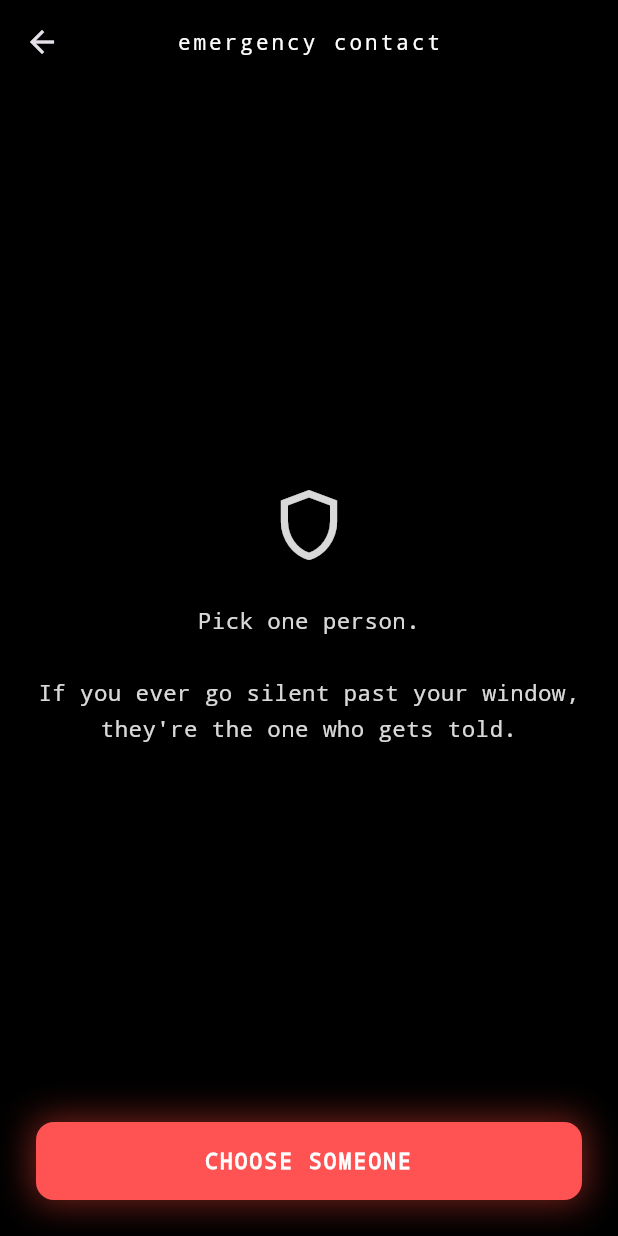
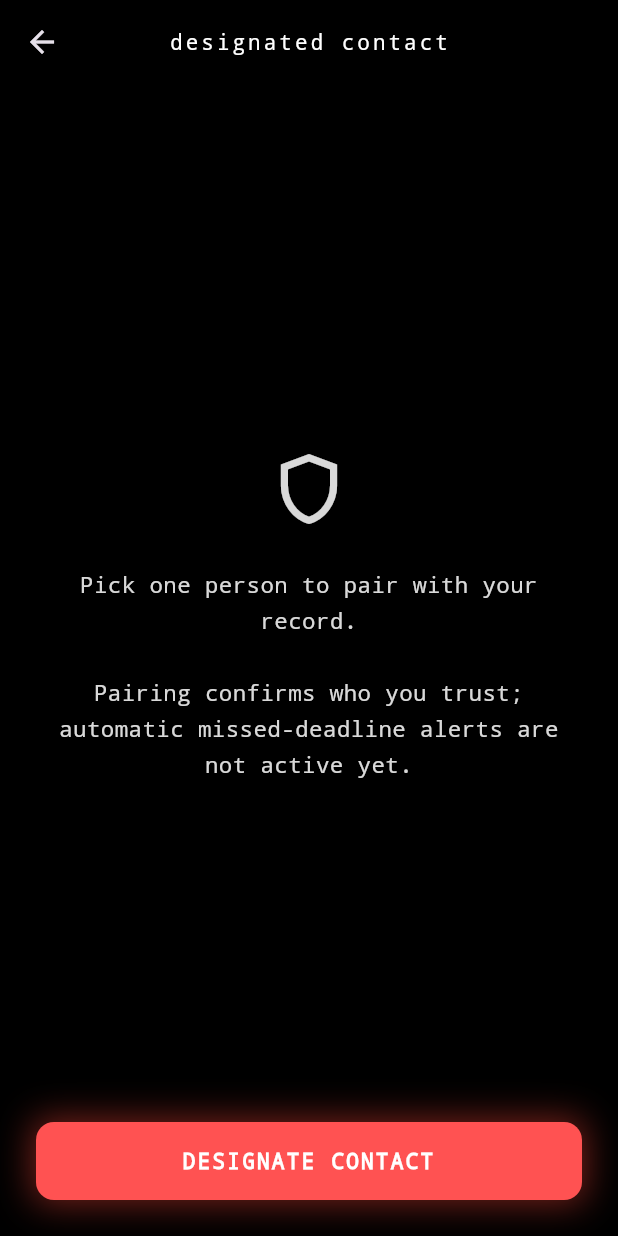
Before and after one commit to slenderdeveloperman/are-you-alive-flutter, a Flutter app: the EmergencyContactScreen screen opened directly with empty values, on a phone screen of 412 x 824 dp. Run offline on Flutter 3.47's test engine with Material 3 defaults, Android fonts, the phone set to English and light mode, and no system bars; our stand-ins replace flutter_local_notifications, flutter_native_contact_picker, flutter_secure_storage, flutter_timezone, screenshot, share_plus and 2 more; missing offline and left inert: phone_numbers_parser, play_install_referrer; accounts and stored records are empty.

Commit message:
fix: stop implying missed-deadline escalation before watchdog

```diff
--- a/lib/screens/emergency_contact_screen.dart
+++ b/lib/screens/emergency_contact_screen.dart
@@ -199,7 +199,7 @@ class _EmergencyContactScreenState extends State<EmergencyContactScreen> {
         elevation: 0,
         centerTitle: true,
         title: const Text(
-          'emergency contact',
+          'designated contact',
           style: TextStyle(
             fontFamily: 'monospace',
             letterSpacing: 2,
@@ -243,8 +243,9 @@ class _EmergencyContactScreenState extends State<EmergencyContactScreen> {
         ),
         const SizedBox(height: 24),
         Text(
-          'Pick one person.\n\nIf you ever go silent past your window, '
-          'they\'re the one who gets told.',
+          'Pick one person to pair with your record.\n\n'
+          'Pairing confirms who you trust; automatic missed-deadline '
+          'alerts are not active yet.',
           textAlign: TextAlign.center,
           style: TextStyle(
             fontFamily: 'monospace',
@@ -256,7 +257,7 @@ class _EmergencyContactScreenState extends State<EmergencyContactScreen> {
         const Spacer(),
         _primaryButton(
           key: const ValueKey('emergency-choose-button'),
-          label: 'CHOOSE SOMEONE',
+          label: 'DESIGNATE CONTACT',
           onPressed: _chooseContact,
         ),
       ],
```
